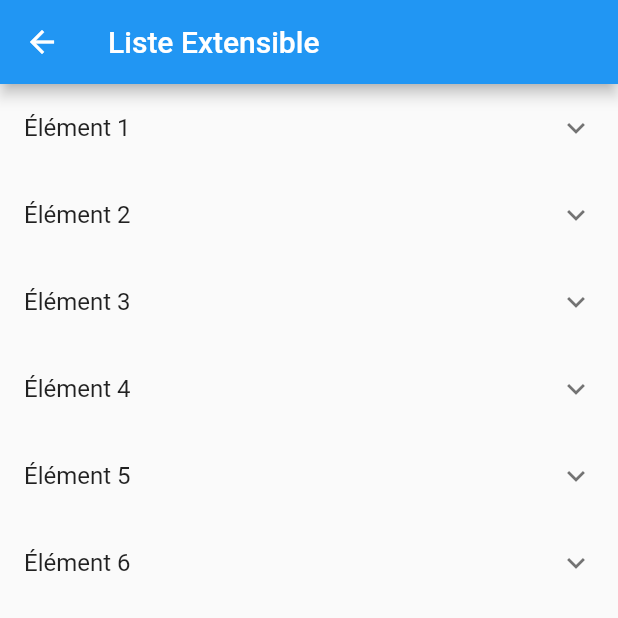
After one commit to pcatel/app_sandrinecoupart, a Flutter app: the MyList screen opened directly, on a phone screen of 412 x 824 dp, the top half of it. The commit adds this screen. Run offline on Flutter 3.47's test engine with Material 2 defaults, Android fonts, the phone set to English and light mode, and no system bars; our stand-ins replace google_fonts; network calls fail.

Commit message:
modification ecran ateliers_prevention

```diff
--- /dev/null
+++ b/lib/ecrans/test.dart
@@ -0,0 +1,54 @@
+import 'package:flutter/material.dart';
+
+
+
+
+class MyList extends StatelessWidget {
+  final List<String> items = [
+    "Élément 1",
+    "Élément 2",
+    "Élément 3",
+    "Élément 4",
+    "Élément 5",
+    "Élément 6",
+  ];
+
+  MyList({super.key});
+
+  @override
+  Widget build(BuildContext context) {
+    return Scaffold(
+      appBar: AppBar(
+        title: const Text("Liste Extensible"),
+      ),
+      body: ListView.builder(
+        itemCount: items.length,
+        itemBuilder: (context, index) {
+          return MyExpansionTile(title: items[index]);
+        },
+      ),
+    );
+  }
+}
+
+class MyExpansionTile extends StatelessWidget {
+  final String title;
+
+  const MyExpansionTile({super.key, required this.title});
+
+  @override
+  Widget build(BuildContext context) {
+    return ExpansionTile(
+      title: Text(title),
+      children: <Widget>[
+        Padding(
+          padding: const EdgeInsets.symmetric(horizontal: 16.0),
+          child: Text(
+            "Texte à l'intérieur de $title.",
+            style: const TextStyle(fontSize: 16.0),
+          ),
+        ),
+      ],
+    );
+  }
+}
```
Also changed, not shown: lib/drawer.dart (+25 -1 lines), lib/ecrans/ateliers_prevention.dart (+119 -55 lines).
